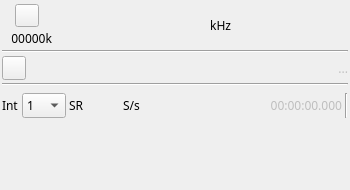
Above: plugins/samplesink/filesink/filesinkgui.ui from f4exb/sdrangel before the change. Below: the same form after it.
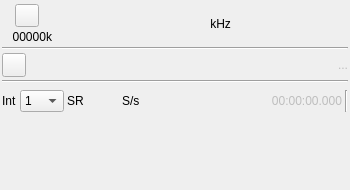
That is the form after the change. Icons and pictures are not drawn. Custom widgets are drawn as their Qt base class.

Commit message: Sample sink plugins: use liberation font

What changed in the file:
```diff
--- a/plugins/samplesink/filesink/filesinkgui.ui
+++ b/plugins/samplesink/filesink/filesinkgui.ui
@@ -24,7 +24,7 @@
   </property>
   <property name="font">
    <font>
-    <family>Sans Serif</family>
+    <family>Liberation Sans</family>
     <pointsize>9</pointsize>
    </font>
   </property>
@@ -130,7 +130,7 @@
        </property>
        <property name="font">
         <font>
-         <family>DejaVu Sans Mono</family>
+         <family>Liberation Mono</family>
          <pointsize>20</pointsize>
         </font>
        </property>
@@ -304,7 +304,7 @@
        </property>
        <property name="font">
         <font>
-         <family>DejaVu Sans Mono</family>
+         <family>Liberation Mono</family>
          <pointsize>12</pointsize>
         </font>
        </property>
```
The commit also changes 11 other files.
